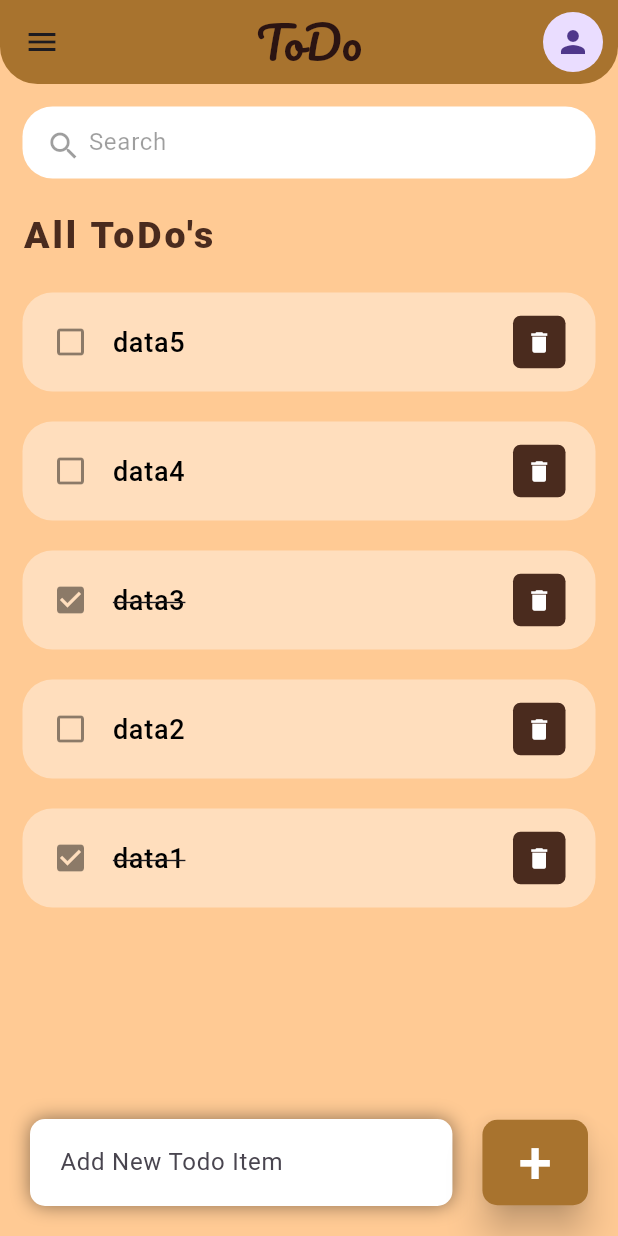
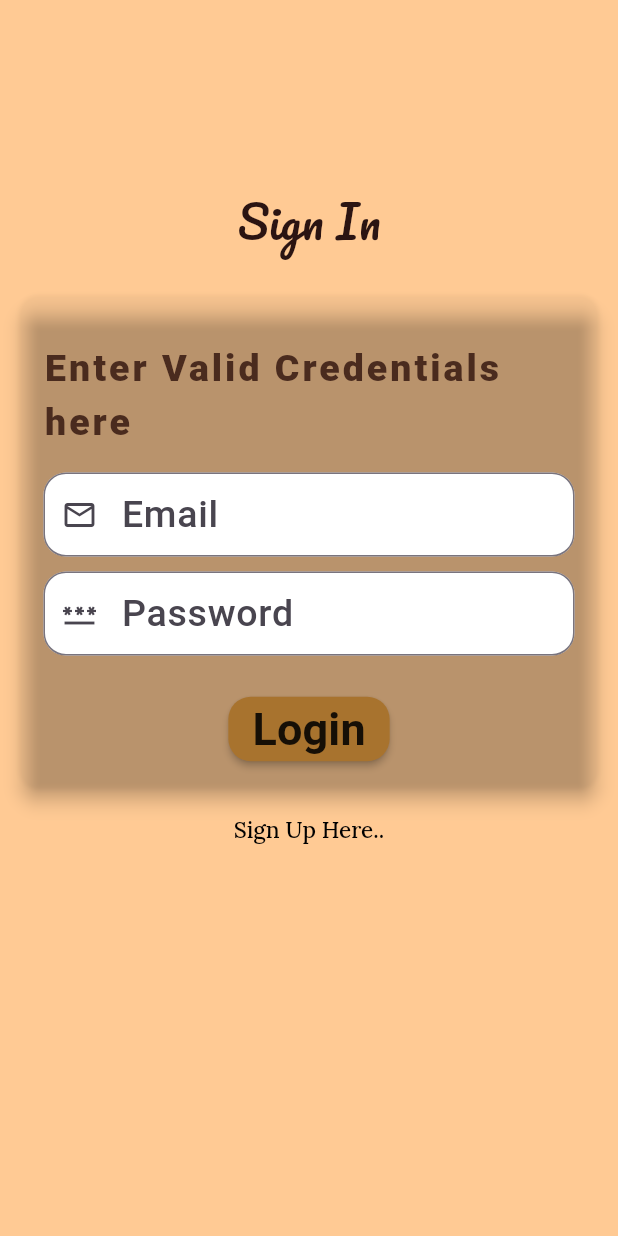
Before and after one commit to najeebnaju512/to_do_app, a Flutter app: the screen it shows after launch, on a phone screen of 412 x 824 dp. Run offline on Flutter 3.47's test engine with Material 3 defaults, Android fonts, the phone set to English and light mode, and no system bars; our stand-ins replace google_fonts; Roboto replaces fonts that are missing (Whisper).

Commit message:
9/39--16/1/24

```diff
--- a/lib/main.dart
+++ b/lib/main.dart
@@ -1,5 +1,5 @@
 import 'package:flutter/material.dart';
-import 'package:to_do_app/view/homeScreen.dart';
+import 'package:to_do_app/view/signIn.dart';
 
 void main() {
   runApp((MyApp()));
@@ -15,11 +15,11 @@ class MyApp extends StatelessWidget {
     //     SystemUiOverlayStyle(statusBarColor: Colors.transparent));
 
     /*write the above code to make the status bar color same as appbar of the application
-     if both are diffrent */
+     if both are different */
 
     return MaterialApp(
         debugShowCheckedModeBanner: false,
         title: 'ToDo Application',
-        home: HomeScreen());
+        home: SignIn());
   }
 }
--- /dev/null
+++ b/lib/view/signIn.dart
@@ -0,0 +1,140 @@
+import 'package:flutter/material.dart';
+import 'package:google_fonts/google_fonts.dart';
+import 'package:to_do_app/utils/colors.dart';
+import 'package:to_do_app/view/signup.dart';
+
+// ignore: must_be_immutable
+class SignIn extends StatelessWidget {
+  var formkey = GlobalKey<FormState>();
+  var mail_cntrl = TextEditingController();
+  var pass_cntrl = TextEditingController();
+  @override
+  Widget build(BuildContext context) {
+    return Scaffold(
+      backgroundColor: primethemeClr,
+      appBar: AppBar(
+        backgroundColor: primethemeClr,
+      ),
+      body: Form(
+        key: formkey,
+        child: SingleChildScrollView(
+          child: Column(
+            children: [
+              Padding(
+                padding:
+                    const EdgeInsets.symmetric(horizontal: 10, vertical: 70),
+                child: Center(
+                  child: Column(
+                    mainAxisAlignment: MainAxisAlignment.center,
+                    children: [
+                      Text(
+                        "Sign In",
+                        style: GoogleFonts.pacifico(
+                            fontSize: 30,
+                            fontWeight: FontWeight.w500,
+                            color: thirdthemeClr),
+                      ),
+                      SizedBox(
+                        height: 25,
+                      ),
+                      //card with transparent background
+                      Card(
+                        elevation: 5,
+                        color: Colors.transparent,
+                        child: Padding(
+                          padding: const EdgeInsets.all(15.0),
+                          child: Column(
+                            children: [
+                              SizedBox(
+                                height: 15,
+                              ),
+                              Text("Enter Valid Credentials here",
+                                  style: GoogleFonts.whisper(
+                                      letterSpacing: 2,
+                                      fontSize: 25,
+                                      fontWeight: FontWeight.w900,
+                                      color: secndthemeClr)),
+                              SizedBox(
+                                height: 15,
+                              ),
+                              //mail entry
+                              Container(
+                                decoration: BoxDecoration(
+                                    color: Colors.white,
+                                    borderRadius: BorderRadius.circular(15)),
+                                child: TextFormField(
+                                  controller: mail_cntrl,
+                                  decoration: InputDecoration(
+                                      prefixIcon: Icon(Icons.email_outlined),
+                                      border: OutlineInputBorder(
+                                          borderRadius:
+                                              BorderRadius.circular(15)),
+                                      labelText: "Email",
+                                      labelStyle: GoogleFonts.whisper(
+                                          fontSize: 25,
+                                          fontWeight: FontWeight.w500)),
+                                ),
+                              ),
+                              SizedBox(
+                                height: 10,
+                              ),
+                              //password entry
+                              Container(
+                                decoration: BoxDecoration(
+                                    color: Colors.white,
+                                    borderRadius: BorderRadius.circular(15)),
+                                child: TextFormField(
+                                  controller: pass_cntrl,
+                                  decoration: InputDecoration(
+                                      prefixIcon: Icon(Icons.password),
+                                      border: OutlineInputBorder(
+                                          borderRadius:
+                                              BorderRadius.circular(15)),
+                                      labelText: "Password",
+                                      labelStyle: GoogleFonts.whisper(
+                                          fontSize: 25,
+                                          fontWeight: FontWeight.w500)),
+                                ),
+                              ),
+                              SizedBox(
+                                height: 25,
+                              ),
+                              MaterialButton(
+                                onPressed: () {},
+                                child: Text(
+                                  "Login",
+                                  style: GoogleFonts.whisper(
+                                      fontSize: 30,
+                                      fontWeight: FontWeight.w700),
+                                ),
+                                color: appbrthemeClr,
+                                shape: RoundedRectangleBorder(
+                                    borderRadius: BorderRadius.circular(15)),
+                              )
+                            ],
+                          ),
+                        ),
+                      ),
+                      TextButton(
+                          onPressed: () {
+                            Navigator.of(context).push(MaterialPageRoute(
+                                builder: (context) => SignUp()));
+                          },
+                          child: RichText(
+                              text: TextSpan(
+                                  text: "Sign Up Here..",
+                                  style: GoogleFonts.lora(
+                                      fontSize: 15,
+                                      color: Colors.black,
+                                      fontWeight: FontWeight.w500))))
+                    ],
+                  ),
+                ),
+              )
+            ],
+          ),
+        ),
+      ),
+    );
+  }
+}
```
Also changed, not shown: lib/view/homeScreen.dart (+6 -5 lines), lib/view/signup.dart (added, +179 -0 lines), lib/view/drawer.dart (deleted).
